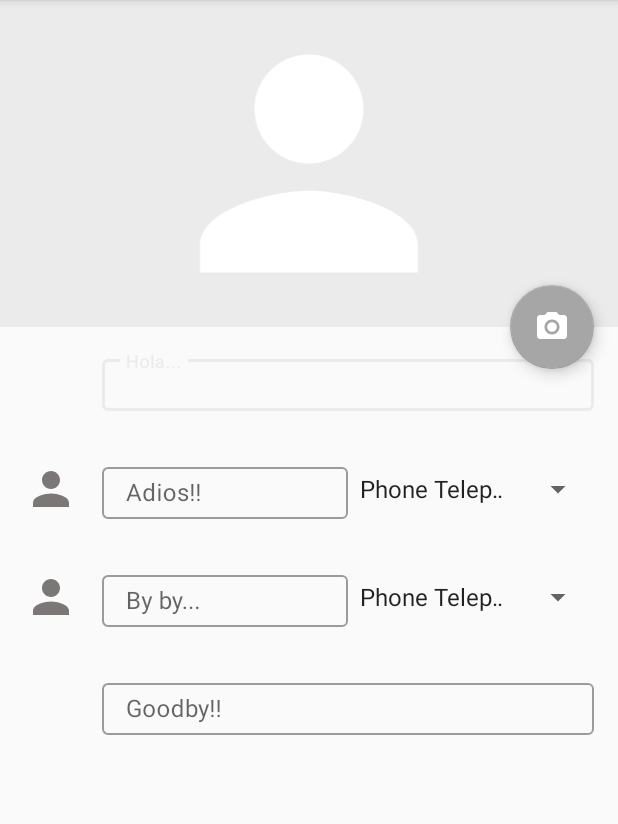
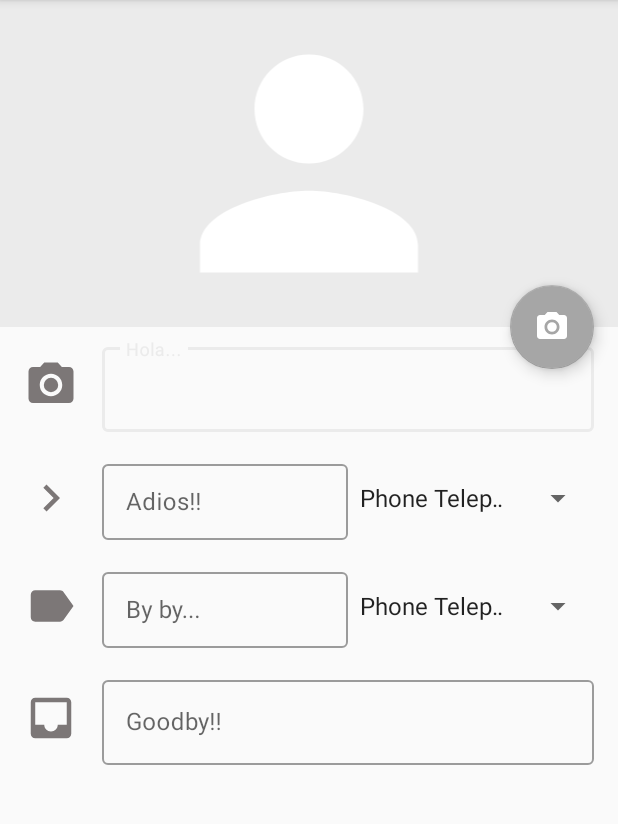
Before and after one commit to ricardomorarey/Interface, an Android app: the screen it shows after launch (MainActivity), on a phone screen of 412 x 824 dp, the part 84-908 px from its top. Run offline under Robolectric (Android 15) with nearby library versions, the light colour scheme and no system bars.

Commit message:
refactor componentes para que entre el texto bien

```diff
--- a/app/src/main/java/com/ricardo/interfaces/Componentes/ItemMain.kt
+++ b/app/src/main/java/com/ricardo/interfaces/Componentes/ItemMain.kt
@@ -3,30 +3,32 @@ package com.ricardo.interfaces.Componentes
 import android.content.Context
 import android.util.AttributeSet
 import android.view.View
-import android.widget.EditText
 import android.widget.ImageView
 import android.widget.LinearLayout
 import com.google.android.material.textfield.TextInputLayout
 import com.ricardo.interfaces.R
-import kotlinx.android.synthetic.main.item_input_text.view.*
 
-class ItemMain(context: Context?, attrs: AttributeSet?): LinearLayout(context, attrs) {
+class ItemMain(context: Context?, attrs: AttributeSet?) : LinearLayout(context, attrs) {
 
-    private val iconc: ImageView
+    private val iconcImage: ImageView
     private val editText: TextInputLayout
 
+
     init {
-        View.inflate(this.context, R.layout.item_input_text,this)
-
-        iconc = findViewById(R.id.iv_item)
+        View.inflate(this.context, R.layout.item_input_text, this)
+        iconcImage = findViewById(R.id.iv_item)
         editText = findViewById(R.id.editText6)
 
         attrs?.let {
-            val typeArray = context!!.obtainStyledAttributes(it,
-                R.styleable.ItemMain, 0, 0)
-            editText.hint = typeArray.getString(R.styleable.ItemMain_im_et)
-            val i = typeArray.getDrawable(R.styleable.ItemMain_im_image)
-            iconc.setImageDrawable(i)
+            val typeArray = context!!.obtainStyledAttributes(it, R.styleable.ItemMain, 0, 0)
+            // Recogo de app:
+            val place = typeArray.getString(R.styleable.ItemMain_im_et)
+            val drawable = typeArray.getDrawable(R.styleable.ItemMain_im_image)
+
+            // Asigno
+            iconcImage.setImageDrawable(drawable)
+            editText.hint = place
+            typeArray.recycle()
         }
 
     }
--- a/app/src/main/java/com/ricardo/interfaces/Componentes/ItemMainSpinner.kt
+++ b/app/src/main/java/com/ricardo/interfaces/Componentes/ItemMainSpinner.kt
@@ -11,20 +11,27 @@ import com.ricardo.interfaces.R
 
 class ItemMainSpinner(context: Context?, attrs: AttributeSet?): LinearLayout(context, attrs) {
 
-    private val icon: ImageView
+    private val iconImage: ImageView
 
     private val editText: TextInputLayout
 
     init {
         View.inflate(this.context, R.layout.item_imput_text_spinner,this)
 
-        icon = findViewById(R.id.imageView7)
+        iconImage = findViewById(R.id.imageView7)
         editText = findViewById(R.id.inputNickName)
 
         attrs?.let {
-            val typeArray = context!!.obtainStyledAttributes(it,
-                R.styleable.ItemMainSpinner, 0, 0)
-            editText.hint = typeArray.getString(R.styleable.ItemMainSpinner_ims_editspin)
+            val typeArray = context!!.obtainStyledAttributes(it, R.styleable.ItemMainSpinner, 0, 0)
+
+            // Recogo de app:
+            val place = typeArray.getString(R.styleable.ItemMainSpinner_ims_editspin)
+            val drawable = typeArray.getDrawable(R.styleable.ItemMainSpinner_ims_icon)
+
+            // Asigno
+            iconImage.setImageDrawable(drawable)
+            editText.hint = place
+            typeArray.recycle()
         }
 
     }
--- a/app/src/main/res/layout/content_main.xml
+++ b/app/src/main/res/layout/content_main.xml
@@ -59,22 +59,25 @@
                 android:layout_width="match_parent"
                 android:layout_height="wrap_content"
                 app:im_et="Hola..."
-                app:im_image="R.drawable."/>
+                app:im_image="@drawable/ic_menu_camera"/>
 
             <com.ricardo.interfaces.Componentes.ItemMainSpinner
                 android:layout_width="match_parent"
                 android:layout_height="wrap_content"
-                app:ims_editspin="Adios!!"/>
+                app:ims_editspin="Adios!!"
+                app:ims_icon="@drawable/ic_chevron_right_black_24dp"/>
 
             <com.ricardo.interfaces.Componentes.ItemMainSpinner
                 android:layout_width="match_parent"
                 android:layout_height="wrap_content"
-                app:ims_editspin="By by..."/>
+                app:ims_editspin="By by..."
+                app:ims_icon="@drawable/ic_label_black_24dp"/>
 
             <com.ricardo.interfaces.Componentes.ItemMain
                 android:layout_width="match_parent"
                 android:layout_height="wrap_content"
-                app:im_et="Goodby!!"/>
+                app:im_et="Goodby!!"
+                app:im_image="@drawable/ic_inbox_black_24dp"/>
 
 
         </LinearLayout>
--- a/app/src/main/res/layout/item_imput_text_spinner.xml
+++ b/app/src/main/res/layout/item_imput_text_spinner.xml
@@ -5,8 +5,10 @@
               android:layout_width="match_parent"
               android:layout_height="72dp"
               android:orientation="horizontal"
-              android:padding="16dp">
-
+              android:paddingLeft="16dp"
+              android:paddingTop="8dp"
+              android:paddingRight="16dp"
+              android:paddingBottom="8dp">
 
     <ImageView
         android:id="@+id/imageView7"
@@ -21,7 +23,7 @@
         android:id="@+id/inputNickName"
         style="@style/Widget.MaterialComponents.TextInputLayout.OutlinedBox"
         android:layout_width="0dp"
-        android:layout_height="40dp"
+        android:layout_height="wrap_content"
         android:layout_gravity="center"
         android:layout_weight="1"
         android:theme="@style/round">
@@ -35,7 +37,7 @@
         android:id="@+id/spinner2"
         style="@style/Widget.AppCompat.Light.Spinner.DropDown.ActionBar"
         android:layout_width="0dp"
-        android:layout_height="40dp"
+        android:layout_height="wrap_content"
         android:layout_gravity="center"
         android:layout_marginBottom="0dp"
         android:layout_weight="1"
--- a/app/src/main/res/layout/item_input_text.xml
+++ b/app/src/main/res/layout/item_input_text.xml
@@ -4,7 +4,10 @@
               android:layout_width="match_parent"
               android:layout_height="wrap_content"
               android:orientation="horizontal"
-              android:padding="16dp">
+              android:paddingLeft="16dp"
+              android:paddingTop="8dp"
+              android:paddingRight="16dp"
+              android:paddingBottom="8dp">
 
 
     <ImageView
@@ -19,7 +22,7 @@
         android:id="@+id/editText6"
         style="@style/Widget.MaterialComponents.TextInputLayout.OutlinedBox"
         android:layout_width="0dp"
-        android:layout_height="40dp"
+        android:layout_height="wrap_content"
         android:layout_gravity="center"
         android:layout_weight="1"
         android:theme="@style/round">
```
Also changed, not shown: app/src/main/java/com/ricardo/interfaces/Componentes/SummaryText.kt (+10 -5 lines), app/src/main/res/layout/activity_chica_layout.xml (+15 -21 lines), app/src/main/res/layout/item_chica.xml (+8 -4 lines).
